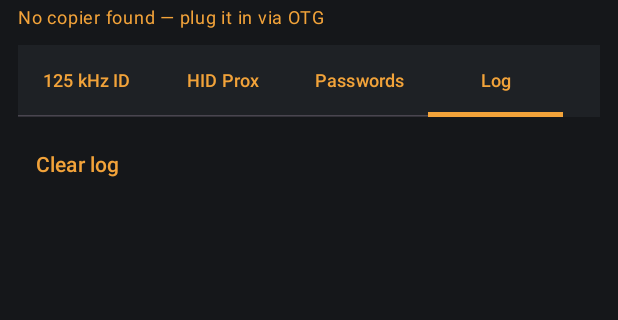
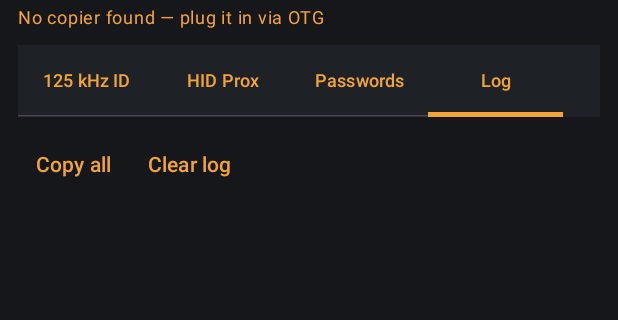
Before and after one commit to WolfieGoesAI/wcopytool, an Android app built with Jetpack Compose: the screen it shows after launch (MainActivity), tab 4 chosen, on a phone screen of 412 x 824 dp, the part 96-416 px from its top. Run offline under Robolectric (Android 15) with nearby library versions, the phone set to English and light mode, and no system bars.

Commit message:
Android: revert T5577 restore to proven op13/pwd-0 unprotect; make log copy-able
- restoreT5 no longer routes through writeCard (whose block-7 sweep did not
  commit the PWD-bit clear on-device, leaving the card re-locked). Restored
  the hand-rolled sequence confirmed to leave the card open: block7=0 and
  block0=00148040 authenticated with pwd 0 (op13), reasserted with op12.
- Log tab: wrapped in SelectionContainer (long-press to select/copy) and
  added a Copy all button to put the whole log on the clipboard; scrollable.

Co-Authored-By: Claude Opus 4.8 <noreply@anthropic.com>
Claude-Session: https://claude.ai/code/session_014FZxPKnFvhaMzAFXGb3YQ2

```diff
--- a/android/app/src/main/java/com/wolfie/wcopytool/MainActivity.kt
+++ b/android/app/src/main/java/com/wolfie/wcopytool/MainActivity.kt
@@ -13,7 +13,10 @@ import androidx.compose.foundation.pager.HorizontalPager
 import androidx.compose.foundation.pager.rememberPagerState
 import androidx.compose.foundation.rememberScrollState
 import androidx.compose.foundation.text.KeyboardOptions
+import androidx.compose.foundation.text.selection.SelectionContainer
 import androidx.compose.foundation.verticalScroll
+import androidx.compose.ui.platform.LocalClipboardManager
+import androidx.compose.ui.text.AnnotatedString
 import androidx.compose.material3.*
 import androidx.compose.ui.graphics.Color
 import androidx.compose.runtime.*
@@ -273,9 +276,17 @@ class MainActivity : ComponentActivity() {
         }
     }
     @Composable fun LogTab(lines: SnapshotStateList<String>) {
-        Column {
-            Row { TextButton(onClick = { lines.clear() }) { Text("Clear log") } }
-            Text(lines.joinToString("\n"), fontFamily = FontFamily.Monospace, fontSize = 12.sp)
+        val clip = LocalClipboardManager.current
+        val text = lines.joinToString("\n")
+        Column(Modifier.fillMaxSize()) {
+            Row {
+                TextButton(onClick = { clip.setText(AnnotatedString(text)) }) { Text("Copy all") }
+                TextButton(onClick = { lines.clear() }) { Text("Clear log") }
+            }
+            // SelectionContainer lets the user long-press to select and copy any part of the log.
+            SelectionContainer(Modifier.weight(1f).verticalScroll(rememberScrollState())) {
+                Text(text, fontFamily = FontFamily.Monospace, fontSize = 12.sp)
+            }
         }
     }
     // Populate a recovered-password field from an unlock result (8-hex key, or 0 when unprotected).
```
Also changed, not shown: android/app/src/main/java/com/wolfie/wcopytool/UsbReader.kt (+14 -3 lines).
